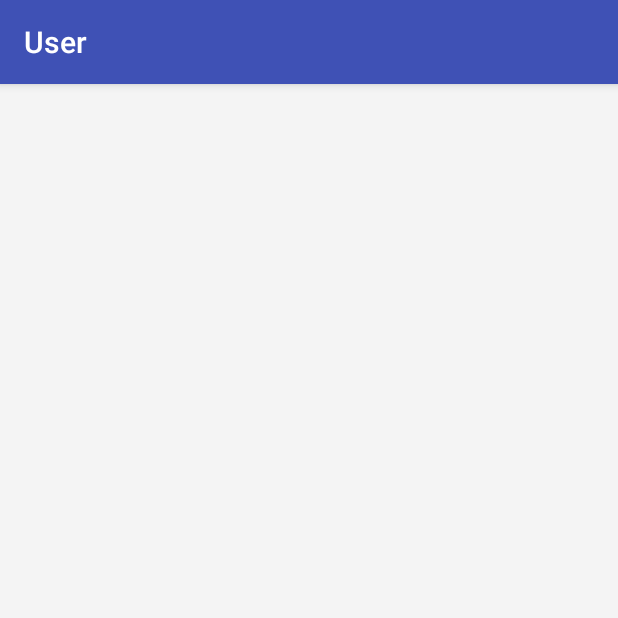
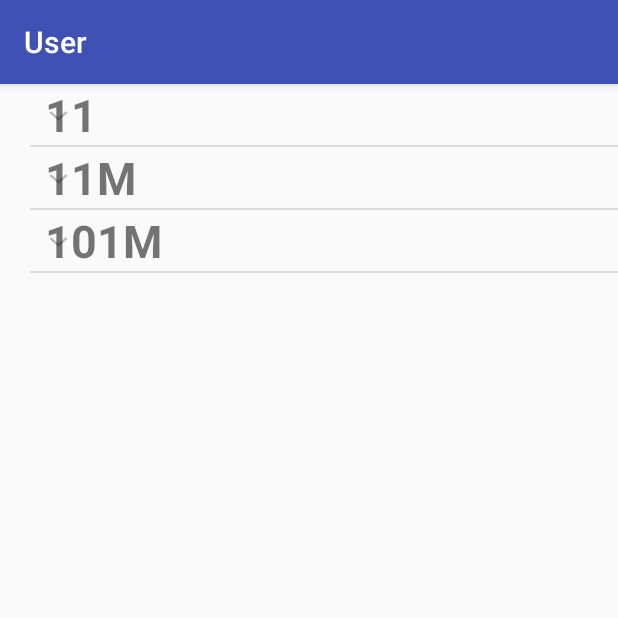
Before and after one commit to guillaumemichel/hackust, an Android app: the BusList screen opened directly, with no data from a screen before it, on a phone screen of 412 x 824 dp, the top half of it. Run offline under Robolectric (Android 15) with nearby library versions, the phone set to English and light mode, and no system bars.

Commit message:
Expandable list view#

```diff
--- /dev/null
+++ b/User/app/src/main/java/com/example/xiufong/user/BusAdapter.java
@@ -0,0 +1,93 @@
+package com.example.xiufong.user;
+
+import android.content.Context;
+import android.graphics.Typeface;
+import android.view.LayoutInflater;
+import android.view.View;
+import android.view.ViewGroup;
+import android.widget.BaseExpandableListAdapter;
+import android.widget.TextView;
+
+import java.util.HashMap;
+import java.util.List;
+
+public class BusAdapter extends BaseExpandableListAdapter {
+    private List<String> header_titles;
+    private HashMap<String,List<String >> child_titles;
+    private Context ctx;
+
+    BusAdapter(Context ctx,List<String> header_titles,HashMap<String,List<String >> child_titles){
+        this.ctx=ctx;
+        this.child_titles=child_titles;
+        this.header_titles=header_titles;
+    }
+
+    @Override
+    public int getGroupCount() {
+        return header_titles.size();
+    }
+
+    @Override
+    public int getChildrenCount(int groupPosition) {
+        return child_titles.get(header_titles.get(groupPosition)).size();
+    }
+
+    @Override
+    public Object getGroup(int groupPosition) {
+        return header_titles.get(groupPosition);
+    }
+
+    @Override
+    public Object getChild(int groupPosition, int childPosition) {
+        return child_titles.get(header_titles.get(groupPosition)).get(childPosition);
+    }
+
+    @Override
+    public long getGroupId(int groupPosition) {
+        return groupPosition;
+    }
+
+    @Override
+    public long getChildId(int groupPosition, int childPosition) {
+        return childPosition;
+    }
+
+    @Override
+    public boolean hasStableIds() {
+        return false;
+    }
+
+    @Override
+    public View getGroupView(int groupPosition, boolean isExpanded, View convertView, ViewGroup parent) {
+        String title = (String) this.getGroup(groupPosition);
+        if(convertView == null){
+            LayoutInflater layoutInflater =(LayoutInflater) this.ctx.getSystemService(Context.LAYOUT_INFLATER_SERVICE);
+            convertView = layoutInflater.inflate(R.layout.bus_list,null);
+        }
+
+        TextView textView = (TextView) convertView.findViewById(R.id.heading_item);
+        textView.setTypeface(null, Typeface.BOLD);
+        textView.setText(title);
+
+        return convertView;
+    }
+
+    @Override
+    public View getChildView(int groupPosition, int childPosition, boolean isLastChild, View convertView, ViewGroup parent) {
+        String title = (String) this.getChild(groupPosition,childPosition);
+        if(convertView == null){
+            LayoutInflater layoutInflater =(LayoutInflater) this.ctx.getSystemService(Context.LAYOUT_INFLATER_SERVICE);
+            convertView = layoutInflater.inflate(R.layout.times_list,null);
+        }
+
+        TextView textView =convertView.findViewById(R.id.child_item);
+        textView.setText(title);
+
+        return convertView;
+    }
+
+    @Override
+    public boolean isChildSelectable(int groupPosition, int childPosition) {
+        return false;
+    }
+}
--- a/User/app/src/main/java/com/example/xiufong/user/BusList.java
+++ b/User/app/src/main/java/com/example/xiufong/user/BusList.java
@@ -1,13 +1,50 @@
 package com.example.xiufong.user;
 
+import android.app.ExpandableListActivity;
 import android.support.v7.app.AppCompatActivity;
 import android.os.Bundle;
+import android.widget.ExpandableListView;
+
+import java.util.ArrayList;
+import java.util.HashMap;
+import java.util.List;
 
 public class BusList extends AppCompatActivity {
+    ExpandableListView expandableListView;
 
     @Override
     protected void onCreate(Bundle savedInstanceState) {
         super.onCreate(savedInstanceState);
         setContentView(R.layout.activity_bus_list);
+        expandableListView = (ExpandableListView) findViewById(R.id.exp_listview);
+        List<String> Heading = new ArrayList<String>();
+        List<String> L1 =new ArrayList<String>();
+        List<String> L2 =new ArrayList<String>();
+        List<String> L3 =new ArrayList<String>();
+
+        HashMap<String,List<String>> TimesList= new HashMap<String, List<String>>();
+        String heading_items[]= getResources().getStringArray(R.array.heading_titles);
+        String l1[] = getResources().getStringArray(R.array.h1_item);
+        String l2[] = getResources().getStringArray(R.array.h2_item);
+        String l3[] = getResources().getStringArray(R.array.h3_item);
+
+        for(String title: heading_items){
+            Heading.add(title);
+        }
+        for(String title: l1){
+            L1.add(title);
+        }
+        for(String title: l2){
+            L2.add(title);
+        }
+        for(String title: l3){
+            L3.add(title);
+        }
+        TimesList.put(Heading.get(0),L1);
+        TimesList.put(Heading.get(1),L2);
+        TimesList.put(Heading.get(2),L3);
+
+        BusAdapter busAdapter = new BusAdapter(this, Heading,TimesList);
+        expandableListView.setAdapter(busAdapter);
     }
 }
--- a/User/app/src/main/res/layout/activity_bus_list.xml
+++ b/User/app/src/main/res/layout/activity_bus_list.xml
@@ -1,16 +1,15 @@
 <?xml version="1.0" encoding="utf-8"?>
-<android.support.constraint.ConstraintLayout xmlns:android="http://schemas.android.com/apk/res/android"
-    xmlns:app="http://schemas.android.com/apk/res-auto"
+<LinearLayout
+    xmlns:android="http://schemas.android.com/apk/res/android"
     xmlns:tools="http://schemas.android.com/tools"
-    tools:context=".BusList"
-    android:layout_width="fill_parent"
-    android:layout_height="fill_parent"
-    android:orientation="vertical"
-    android:background="#f4f4f4" >
+    android:layout_width="match_parent"
+    android:layout_height="match_parent"
+    tools:context=".BusList">
 
     <ExpandableListView
-        android:id="@+id/lvExp"
+        android:layout_width="match_parent"
         android:layout_height="match_parent"
-        android:layout_width="match_parent"/>
+        android:id="@+id/exp_listview"
+        android:layout_marginLeft="20dp"/>
 
-</android.support.constraint.ConstraintLayout>
+</LinearLayout>
--- /dev/null
+++ b/User/app/src/main/res/layout/bus_list.xml
@@ -0,0 +1,15 @@
+<?xml version="1.0" encoding="utf-8"?>
+<LinearLayout xmlns:android="http://schemas.android.com/apk/res/android"
+    android:layout_width="match_parent"
+    android:layout_height="50dp">
+
+    <TextView
+        android:id="@+id/heading_item"
+        android:layout_width="match_parent"
+        android:layout_height="match_parent"
+        android:text="@string/hello_world"
+        android:textSize="30dp"
+        android:gravity="center_vertical"
+        android:layout_marginLeft="10dp"/>
+
+</LinearLayout>
--- a/User/app/src/main/res/values/strings.xml
+++ b/User/app/src/main/res/values/strings.xml
@@ -1,3 +1,23 @@
 <resources>
     <string name="app_name">User</string>
+    <string name="hello_world">Hello World!</string>
+
+    <string-array name="heading_titles">
+        <item>11</item>
+        <item>11M</item>
+        <item>101M</item>
+    </string-array>
+    <string-array name="h1_item">
+        <item>1:30</item>
+        <item>19:30</item>
+    </string-array>
+    <string-array name="h2_item">
+        <item>1:40</item>
+        <item>20:00</item>
+    </string-array>
+    <string-array name="h3_item">
+        <item>5:00</item>
+        <item>25:00</item>
+    </string-array>
+
 </resources>
```
Also changed, not shown: User/app/src/main/java/com/example/xiufong/user/MainActivity.java (+12 -0 lines), User/app/src/main/res/layout/activity_main.xml (+4 -6 lines), User/app/src/main/res/layout/times_list.xml (added, +15 -0 lines), User/app/gradle/wrapper/gradle-wrapper.properties (added), 4 other files.
